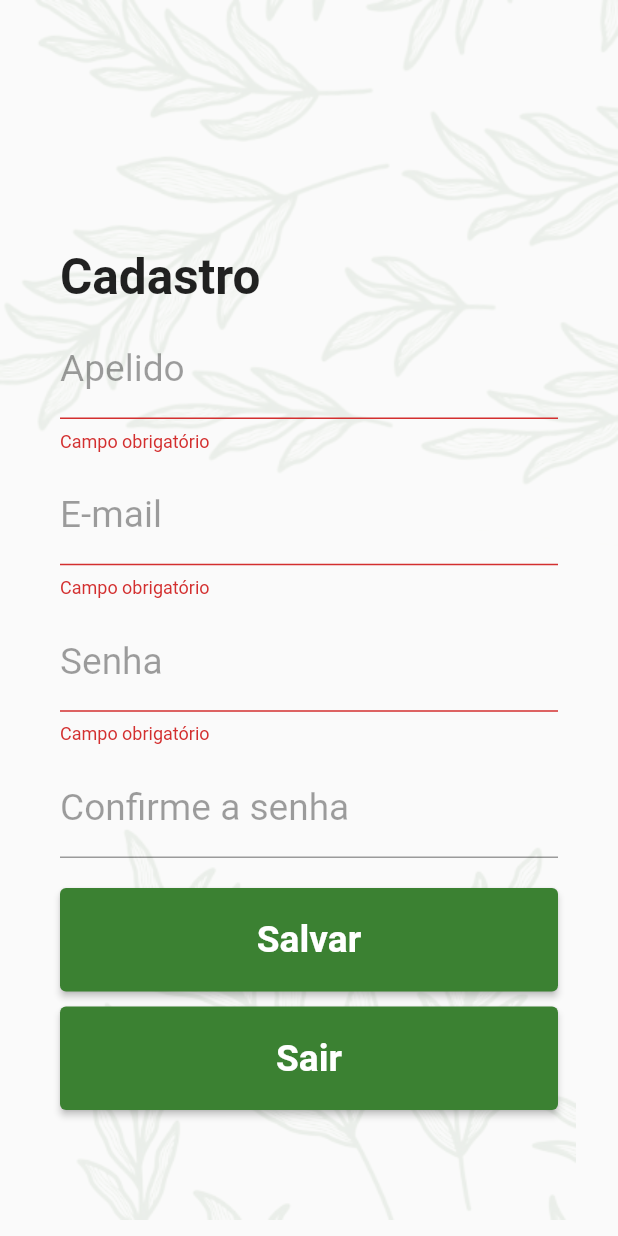
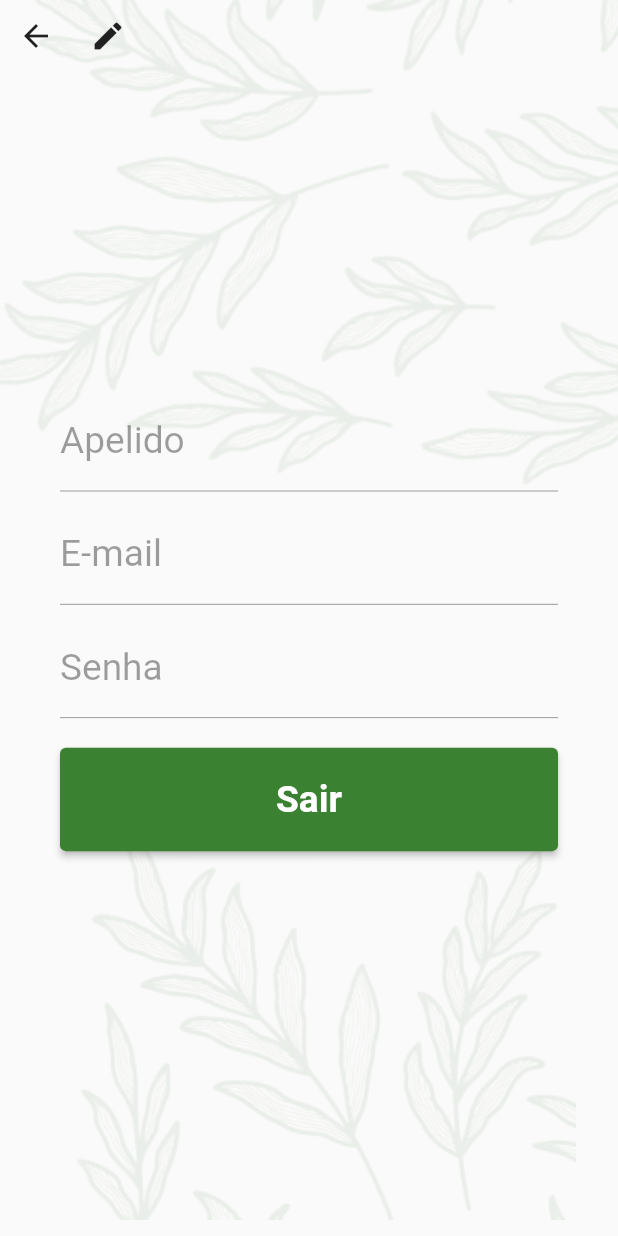
Before and after one commit to Thamiris-Higashiharaguti/reconhecimento-fitopatologias-app, a Flutter app: the ProfileEditView screen opened by its route, after a tap on "Sair", on a phone screen of 412 x 824 dp. Run offline on Flutter 3.47's test engine with Material 2 defaults, Android fonts, the phone set to English and light mode, and no system bars; our stand-ins replace cached_network_image, cloud_firestore, dio, firebase_auth, firebase_core, firebase_storage and 4 more; missing offline and left inert: camera_camera; accounts and stored records are empty.

Commit message:
Continuação da tela de edição

```diff
--- a/lib/view/profile.view.dart
+++ b/lib/view/profile.view.dart
@@ -19,6 +19,8 @@ class _ProfileEditViewState extends State<ProfileEditView> {
   TextEditingController passwordController = TextEditingController();
   TextEditingController confirmPasswordController = TextEditingController();
 
+  bool edicao = false;
+
   var userUid = '';
 
   Future carregaUsuario() async {
@@ -34,6 +36,8 @@ class _ProfileEditViewState extends State<ProfileEditView> {
     apelidoController.text = usuario['apelido'];
     emailController.text = usuario['email'];
     passwordController.text = usuario['senha'];
+
+    setState(() {});
 
     return userUid;
   }
@@ -66,12 +70,25 @@ class _ProfileEditViewState extends State<ProfileEditView> {
   @override
   Widget build(BuildContext context) {
     Size size = MediaQuery.of(context).size;
+
     return Scaffold(
         resizeToAvoidBottomInset: false,
         body: Background(
           child: ListView(
             shrinkWrap: false,
             children: [
+              Row(
+                children: [
+                  IconButton(
+                    icon: Icon(Icons.arrow_back),
+                    onPressed: () {},
+                  ),
+                  IconButton(
+                    icon: Icon(Icons.edit),
+                    onPressed: () {},
+                  ),
+                ],
+              ),
               Container(
                 padding: EdgeInsets.fromLTRB(40, size.height * 0.2, 40, 0),
                 child: Form(
@@ -79,12 +96,13 @@ class _ProfileEditViewState extends State<ProfileEditView> {
                   child: ListView(shrinkWrap: true, children: [
                     Padding(
                       padding: const EdgeInsets.only(bottom: 10),
-                      child: Text("Cadastro", style: TextStyle(fontSize: size.height * 0.04, fontWeight: FontWeight.bold)),
+                      child: Text(apelidoController.text, style: TextStyle(fontSize: size.height * 0.04, fontWeight: FontWeight.bold)),
                     ),
                     Padding(
                       padding: const EdgeInsets.only(bottom: 10),
                       child: TextFormField(
                           controller: apelidoController,
+                          enabled: edicao,
                           keyboardType: TextInputType.text,
                           decoration: InputDecoration(
                               labelText: "Apelido",
@@ -100,6 +118,7 @@ class _ProfileEditViewState extends State<ProfileEditView> {
                       padding: const EdgeInsets.only(bottom: 10),
                       child: TextFormField(
                           controller: emailController,
+                          enabled: edicao,
                           keyboardType: TextInputType.emailAddress,
                           decoration: InputDecoration(
                               labelText: "E-mail",
@@ -116,6 +135,7 @@ class _ProfileEditViewState extends State<ProfileEditView> {
                       padding: const EdgeInsets.only(bottom: 10),
                       child: TextFormField(
                           controller: passwordController,
+                          enabled: edicao,
                           keyboardType: TextInputType.text,
                           obscureText: true,
                           decoration: InputDecoration(
@@ -134,7 +154,9 @@ class _ProfileEditViewState extends State<ProfileEditView> {
                           ]),
                       ),
                     ),
-                    Padding(
+                    Visibility(
+                      visible: edicao,
+                      child: Padding(
                         padding: const EdgeInsets.only(bottom: 10),
                         child: TextFormField(
                           controller: confirmPasswordController,
@@ -153,7 +175,10 @@ class _ProfileEditViewState extends State<ProfileEditView> {
                                       passwordController.text),
                         ),
                       ),
-                    Padding(
+                    ),
+                    Visibility(
+                      visible: edicao,
+                      child: Padding(
                         padding: const EdgeInsets.only(top: 10),
                         child: ElevatedButton(
                           child: Text("Salvar"),
@@ -169,7 +194,10 @@ class _ProfileEditViewState extends State<ProfileEditView> {
                           },
                         ),
                       ),
-                    Padding(
+                    ),
+                    Visibility(
+                      visible: !edicao,
+                      child: Padding(
                         padding: const EdgeInsets.only(top: 10),
                         child: ElevatedButton(
                           child: Text("Sair"),
@@ -179,10 +207,9 @@ class _ProfileEditViewState extends State<ProfileEditView> {
                               textStyle: TextStyle(
                                   fontSize: size.height * 0.03, fontWeight: FontWeight.bold)),
                           onPressed: () => {
-                          if (formkey.currentState!.validate()) {
-                            cadastrar(context),
-                          }
+
                           },
+                        ),
                       ),
                     ),
                   ]),
```
Lines whose indentation alone changed are shown as unchanged.
